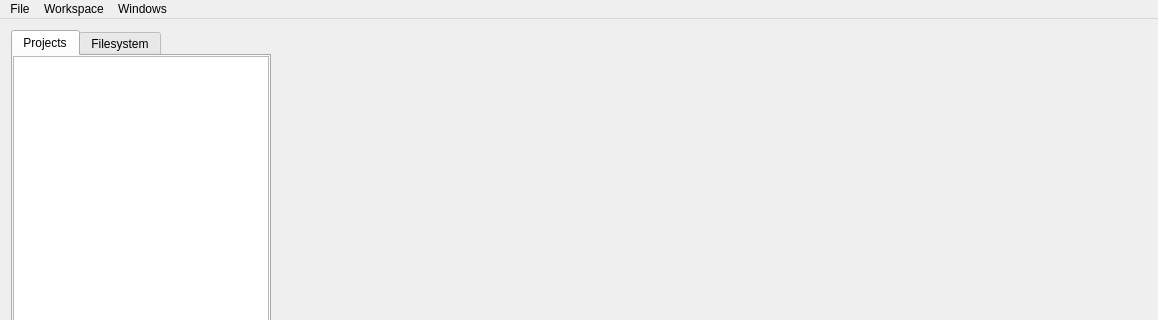
Dandielo/mooned-editor, file src/editor/ui/mainwindow.ui: the form before one commit; both pictures show x 0 to 1158 and y 0 to 320 of the 1158 by 637 pixel window.
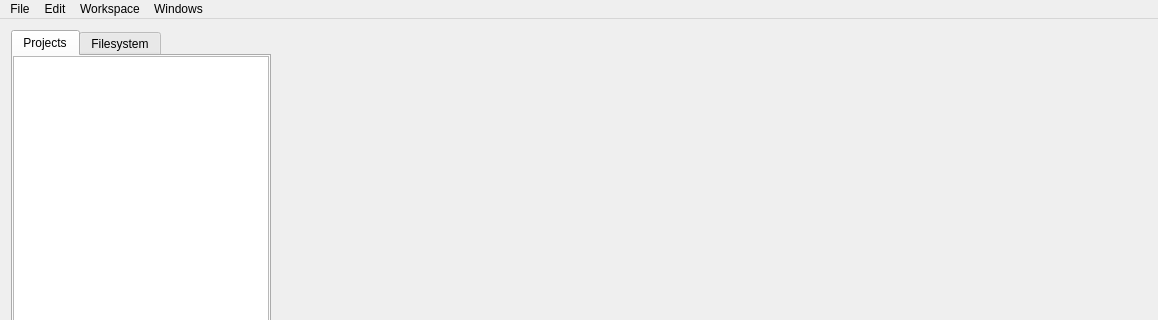
The form after the commit.

Patch:
```diff
--- a/src/editor/ui/mainwindow.ui
+++ b/src/editor/ui/mainwindow.ui
@@ -165,7 +165,13 @@
      <string>Windows</string>
     </property>
    </widget>
+   <widget class="QMenu" name="menuEdit">
+    <property name="title">
+     <string>Edit</string>
+    </property>
+   </widget>
    <addaction name="menuFile"/>
+   <addaction name="menuEdit"/>
    <addaction name="menuWorkspace"/>
    <addaction name="menuWindows"/>
   </widget>
```
Left out of the diff: 30 changed lines with no effect on the pictures.
